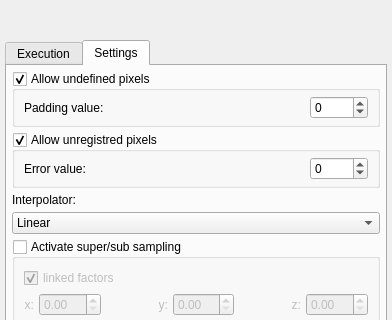
Old version of the form Plugins/org.mitk.gui.qt.matchpoint.mapper/src/internal/QmitkMatchPointMapper.ui in the repository MITK/MITK; both pictures show x 0 to 392 and y 163 to 483 of the 392 by 816 pixel window.
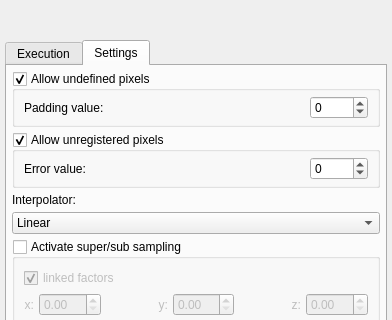
New version of the form. The open tabs and pages were chosen to show the change. Custom widgets are drawn as their Qt base class.

```diff
--- a/Plugins/org.mitk.gui.qt.matchpoint.mapper/src/internal/QmitkMatchPointMapper.ui
+++ b/Plugins/org.mitk.gui.qt.matchpoint.mapper/src/internal/QmitkMatchPointMapper.ui
@@ -325,7 +325,7 @@
           <string>&lt;html&gt;&lt;head/&gt;&lt;body&gt;&lt;p&gt;Allows that pixels may not be registred because they are outside of the field of view of the used registration. The location in the correlated input image pixel(s) are therefore unkown. The pixels will be marked witrh the given error value.&lt;/p&gt;&lt;p&gt;If unchecked the mapping will be aborted in a case of unregistered pixels.&lt;/p&gt;&lt;/body&gt;&lt;/html&gt;</string>
          </property>
          <property name="title">
-          <string>Allow unregistred pixels</string>
+          <string>Allow unregistered pixels</string>
          </property>
          <property name="flat">
           <bool>false</bool>
```
